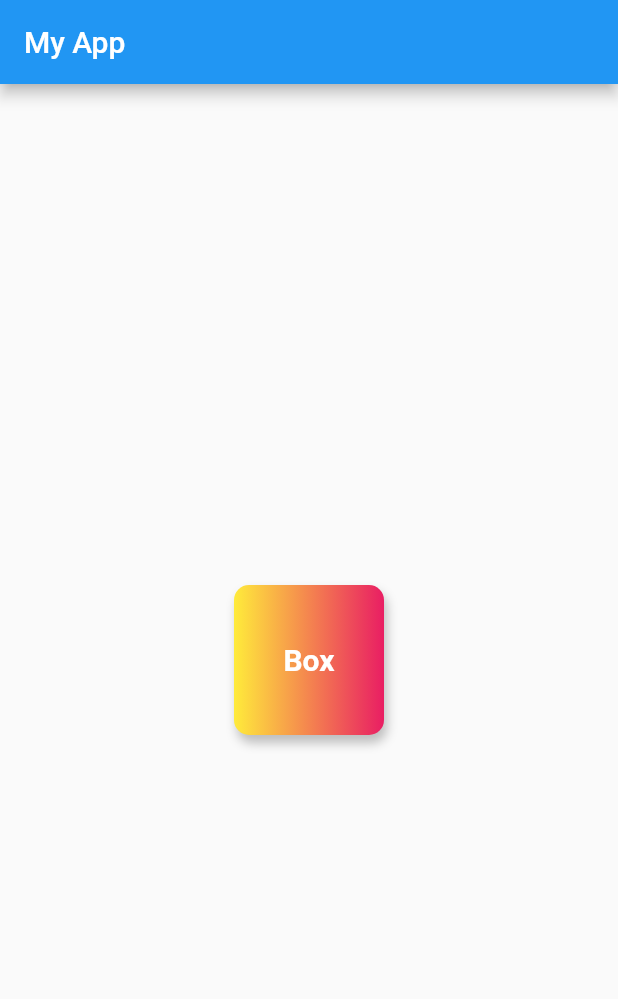
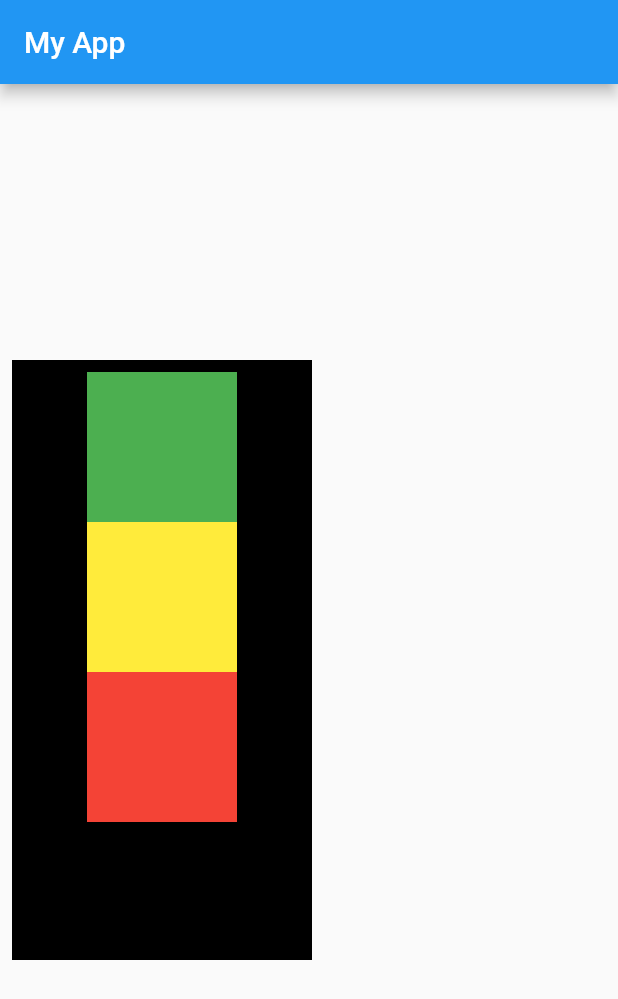
Before and after one commit to D-scientist/flutter-new, a Flutter app: the screen it shows after launch, on a phone screen of 412 x 824 dp. Shown: the top 999 px of the screen. Run offline on Flutter 3.47's test engine with Material 2 defaults, Android fonts, the phone set to English and light mode, and no system bars.

Commit message:
CH3-Completed

```diff
--- a/lib/main.dart
+++ b/lib/main.dart
@@ -15,30 +15,41 @@ class HomePage extends StatelessWidget {
       appBar: AppBar(
         title: Text("My App"),
       ),
-      body: Center(
-        child: Container(
-          margin: const EdgeInsets.all(8),
-          alignment: Alignment.center,
-          width: 100,
-          height: 100,
-          decoration: BoxDecoration(
-              shape: BoxShape.rectangle,
-              borderRadius: BorderRadius.circular(10),
-              boxShadow: [
-                BoxShadow(
-                    color: Colors.grey[400],
-                    blurRadius: 5,
-                    offset: Offset(2.0, 5.0))
-              ],
-              color: Colors.teal,
-              gradient: LinearGradient(
-                colors: [Colors.yellow, Colors.pink],
-              )),
-          child: Text(
-            "Box",
-            textAlign: TextAlign.center,
-            style: TextStyle(
-                color: Colors.white, fontWeight: FontWeight.bold, fontSize: 20),
+      body: Padding(
+        padding: const EdgeInsets.all(8.0),
+        child: Align(
+          alignment: Alignment.centerLeft,
+          child: Container(
+            color: Colors.black,
+            width: 200, //width: MediaQuery.of(context).size.width,
+            height: 400,
+            child: Padding(
+              padding: const EdgeInsets.all(8.0),
+              child: Column(
+                mainAxisAlignment: MainAxisAlignment.start,
+                crossAxisAlignment: CrossAxisAlignment.center,
+                children: [
+                  Container(
+                    padding: const EdgeInsets.all(8),
+                    width: 100,
+                    height: 100,
+                    color: Colors.green,
+                  ),
+                  Container(
+                    padding: const EdgeInsets.all(8),
+                    width: 100,
+                    height: 100,
+                    color: Colors.yellow,
+                  ),
+                  Container(
+                    padding: const EdgeInsets.all(8),
+                    width: 100,
+                    height: 100,
+                    color: Colors.red,
+                  )
+                ],
+              ),
+            ),
           ),
         ),
       ),
```
